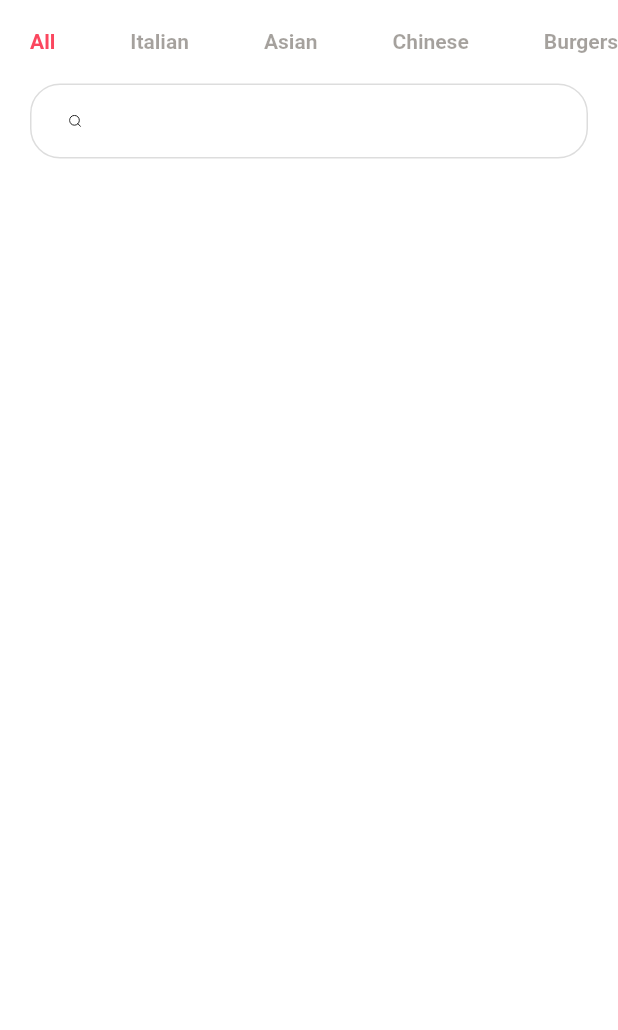
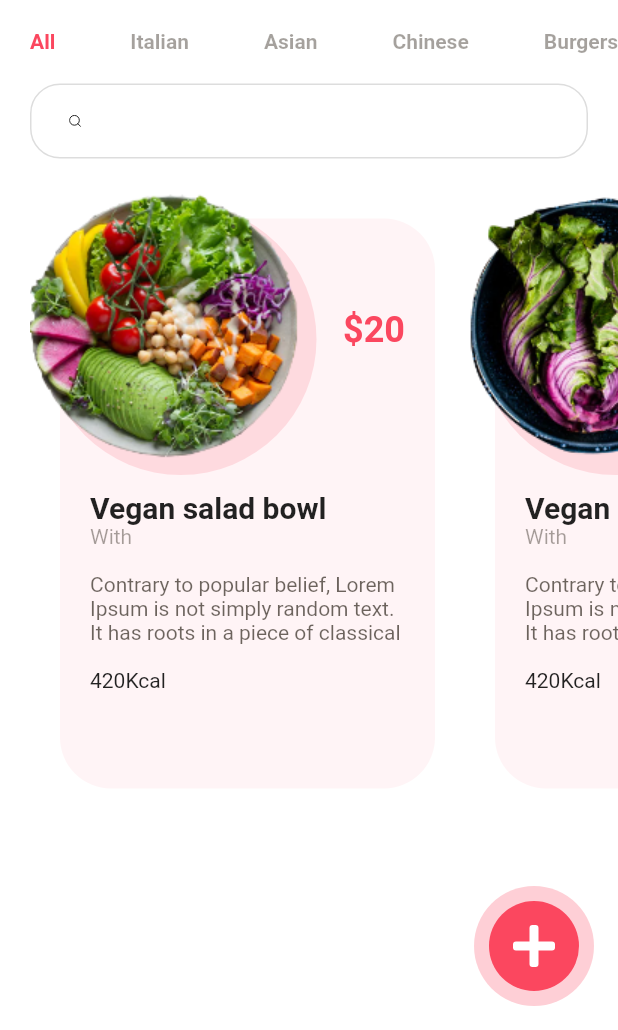
Before and after one commit to shou-watanabe/Flutter-Practice, a Flutter app: the screen it shows after launch, on a phone screen of 412 x 824 dp, the part 206-1236 px from its top. Run offline on Flutter 3.47's test engine with Material 2 defaults, Android fonts, the phone set to English and light mode, and no system bars; our stand-ins replace flutter_svg; Roboto replaces fonts that are missing (Poppins).

Commit message:
[add]food card widget

```diff
--- a/food_delivery_app/lib/main.dart
+++ b/food_delivery_app/lib/main.dart
@@ -1,6 +1,10 @@
 import 'package:flutter/material.dart';
 import 'package:flutter_svg/svg.dart';
+
 import 'package:food_delivery_app/constants.dart';
+import "package:food_delivery_app/widgets/food_card.dart";
+import "package:food_delivery_app/widgets/category_title.dart";
+
 
 void main() {
   runApp(MyApp());
@@ -23,6 +27,9 @@
           button: TextStyle(
             fontWeight: FontWeight.bold,
           ),
+          headline6: TextStyle(
+            fontWeight: FontWeight.bold,
+          ),
         ),
       ),
       home: HomeScreen(),
@@ -34,6 +41,23 @@
   @override
   Widget build(BuildContext context) {
     return Scaffold(
+      floatingActionButton: Container(
+        padding: EdgeInsets.all(10),
+        height: 80,
+        width: 80,
+        decoration: BoxDecoration(
+            shape: BoxShape.circle, color: kPrimaryColor.withOpacity(.26)),
+        child: Container(
+          padding: EdgeInsets.all(16),
+          decoration: BoxDecoration(
+            shape: BoxShape.circle,
+            color: kPrimaryColor,
+          ),
+          child: SvgPicture.asset(
+            "assets/icons/plus.svg",
+          ),
+        ),
+      ),
       body: Column(
         crossAxisAlignment: CrossAxisAlignment.start,
         children: <Widget>[
@@ -83,32 +107,33 @@
               border: Border.all(color: kBorderColor),
             ),
             child: SvgPicture.asset("assets/icons/search.svg"),
+          ),
+          SingleChildScrollView(
+            scrollDirection: Axis.horizontal,
+            child: Row(
+              children: [
+                FoodCard(
+                  title: "Vegan salad bowl",
+                  image: "assets/images/image_1.png",
+                  price: 20,
+                  calories: "420Kcal",
+                  description:
+                      "Contrary to popular belief, Lorem Ipsum is not simply random text. It has roots in a piece of classical Latin literature from 45 BC, making it over 2000 years old. ",
+                ),
+                FoodCard(
+                  title: "Vegan salad bowl",
+                  image: "assets/images/image_2.png",
+                  price: 20,
+                  calories: "420Kcal",
+                  description:
+                      "Contrary to popular belief, Lorem Ipsum is not simply random text. It has roots in a piece of classical Latin literature from 45 BC, making it over 2000 years old. ",
+                ),
+                SizedBox(width: 20),
+              ],
+            ),
           )
         ],
       ),
     );
   }
 }
-
-class CategoryTitle extends StatelessWidget {
-  final String title;
-  final bool activate;
-  const CategoryTitle({
-    Key? key,
-    this.activate = false,
-    this.title = "",
-  }) : super(key: key);
-
-  @override
-  Widget build(BuildContext context) {
-    return Padding(
-      padding: const EdgeInsets.only(left: 20, right: 30),
-      child: Text(
-        title,
-        style: Theme.of(context).textTheme.button!.copyWith(
-              color: activate ? kPrimaryColor : kTextColor.withOpacity(.4),
-            ),
-      ),
-    );
-  }
-}
--- /dev/null
+++ b/food_delivery_app/lib/widgets/category_title.dart
@@ -0,0 +1,26 @@
+import 'package:flutter/material.dart';
+
+import 'package:food_delivery_app/constants.dart';
+
+class CategoryTitle extends StatelessWidget {
+  final String title;
+  final bool activate;
+  const CategoryTitle({
+    Key? key,
+    this.activate = false,
+    this.title = "",
+  }) : super(key: key);
+
+  @override
+  Widget build(BuildContext context) {
+    return Padding(
+      padding: const EdgeInsets.only(left: 20, right: 30),
+      child: Text(
+        title,
+        style: Theme.of(context).textTheme.button!.copyWith(
+              color: activate ? kPrimaryColor : kTextColor.withOpacity(.4),
+            ),
+      ),
+    );
+  }
+}
--- /dev/null
+++ b/food_delivery_app/lib/widgets/food_card.dart
@@ -0,0 +1,118 @@
+import 'package:flutter/material.dart';
+
+import 'package:food_delivery_app/constants.dart';
+
+class FoodCard extends StatelessWidget {
+  final String title;
+  final String ingredient;
+  final String image;
+  final int price;
+  final String calories;
+  final String description;
+
+  const FoodCard({
+    Key? key,
+    required this.title,
+    this.ingredient = "",
+    required this.image,
+    required this.price,
+    required this.calories,
+    required this.description,
+  }) : super(key: key);
+
+  @override
+  Widget build(BuildContext context) {
+    return Container(
+      margin: EdgeInsets.only(left: 20),
+      height: 400,
+      width: 270,
+      child: Stack(
+        children: <Widget>[
+          // Big light background
+          Positioned(
+            right: 0,
+            bottom: 0,
+            child: Container(
+              height: 380,
+              width: 250,
+              decoration: BoxDecoration(
+                borderRadius: BorderRadius.circular(34),
+                color: kPrimaryColor.withOpacity(.06),
+              ),
+            ),
+          ),
+          // Rounded background
+          Positioned(
+            top: 10,
+            left: 10,
+            child: Container(
+              height: 181,
+              width: 181,
+              decoration: BoxDecoration(
+                shape: BoxShape.circle,
+                color: kPrimaryColor.withOpacity(.15),
+              ),
+            ),
+          ),
+          // Food Image
+          Positioned(
+            top: 0,
+            left: -50,
+            child: Container(
+              height: 184,
+              width: 276,
+              decoration: BoxDecoration(
+                image: DecorationImage(
+                  image: AssetImage(image),
+                ),
+              ),
+            ),
+          ),
+          Positioned(
+            right: 20,
+            top: 80,
+            child: Text(
+              "\$$price",
+              style: Theme.of(context)
+                  .textTheme
+                  .headline5!
+                  .copyWith(color: kPrimaryColor),
+            ),
+          ),
+          Positioned(
+            top: 201,
+            left: 40,
+            child: Container(
+              width: 210,
+              child: Column(
+                crossAxisAlignment: CrossAxisAlignment.start,
+                children: <Widget>[
+                  Text(
+                    title,
+                    style: Theme.of(context).textTheme.headline6,
+                  ),
+                  Text(
+                    "With $ingredient",
+                    style: TextStyle(
+                      color: kTextColor.withOpacity(.4),
+                    ),
+                  ),
+                  SizedBox(height: 16),
+                  Text(
+                    description,
+                    maxLines: 3,
+                    style: TextStyle(
+                      color: kTextColor.withOpacity(.65),
+                    ),
+                  ),
+                  SizedBox(height: 16),
+                  Text(calories),
+                ],
+              ),
+            ),
+          )
+        ],
+      ),
+    );
+  }
+}
```
